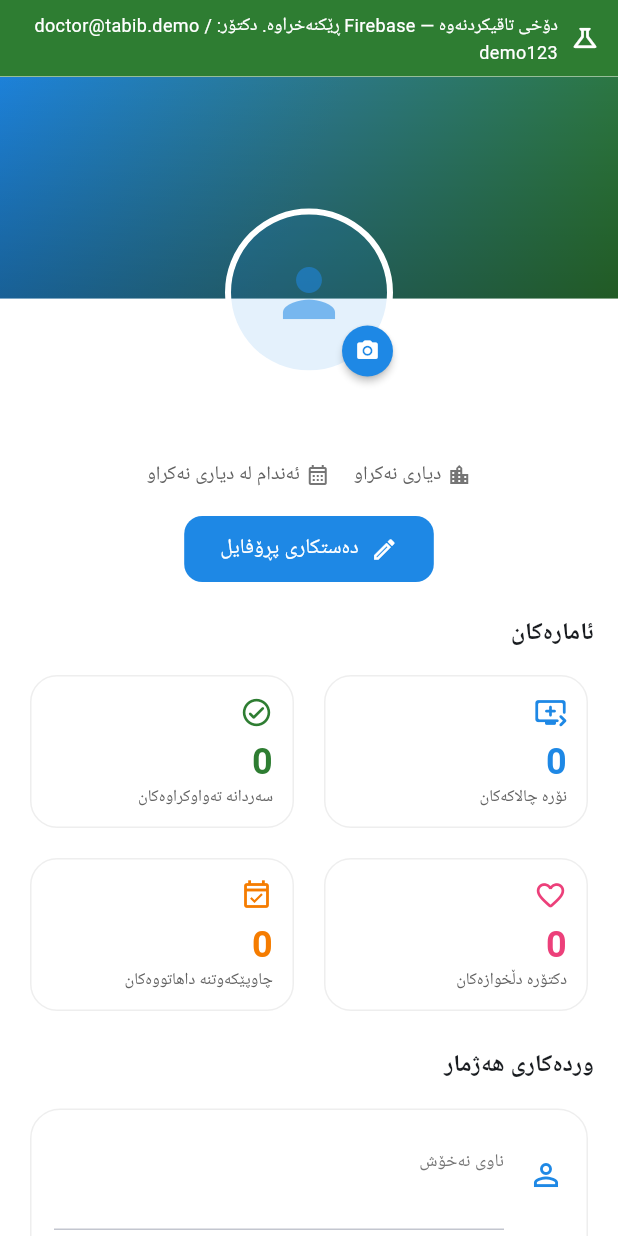
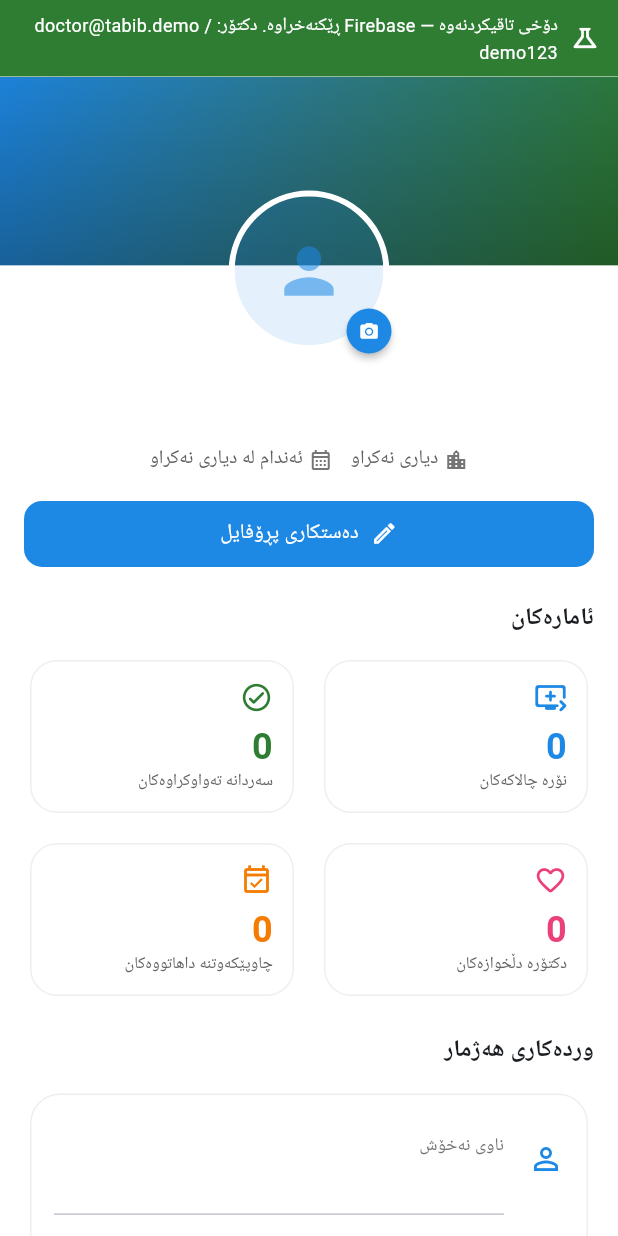
Before and after one commit to karokhnadhim-arch/tabib, a Flutter app: the PatientProfileScreen screen opened by its route, on a phone screen of 412 x 824 dp. Run offline on Flutter 3.47's test engine with Material 3 defaults, Android fonts, the phone set to English and light mode, and no system bars; our stand-ins replace cloud_firestore, file_picker, firebase_auth, firebase_core, firebase_storage, geolocator and 2 more; accounts and stored records are empty; statements that could not run were skipped.

Commit message:
Intial setup feature update

```diff
--- a/lib/presentation/screens/patient/patient_profile_screen.dart
+++ b/lib/presentation/screens/patient/patient_profile_screen.dart
@@ -290,9 +290,17 @@ class _PatientProfileScreenState extends State<PatientProfileScreen> {
         builder: (context, constraints) {
           final maxW = constraints.maxWidth.clamp(0.0, 960.0);
           return SingleChildScrollView(
+            primary: true,
             keyboardDismissBehavior: ScrollViewKeyboardDismissBehavior.onDrag,
+            child: ConstrainedBox(
+              constraints: BoxConstraints(
+                minHeight: constraints.maxHeight.isFinite
+                    ? constraints.maxHeight
+                    : 0,
+              ),
               child: Column(
                 crossAxisAlignment: CrossAxisAlignment.stretch,
+                mainAxisSize: MainAxisSize.min,
                 children: [
                   _ProfileCoverHeader(
                     photoProvider: photoProvider,
@@ -525,6 +533,7 @@ class _PatientProfileScreenState extends State<PatientProfileScreen> {
                 ),
                 ],
               ),
+            ),
           );
         },
       ),
@@ -672,41 +681,55 @@ class _ProfileCoverHeader extends StatelessWidget {
 
     return LayoutBuilder(
       builder: (context, constraints) {
-        final coverHeight = screenSizeOf(context) == ScreenSize.mobile
-            ? 148.0
-            : 176.0;
-        final avatarRadius = screenSizeOf(context) == ScreenSize.mobile
-            ? 52.0
-            : 60.0;
+        final maxWidth = constraints.maxWidth;
+        final avatarRadius =
+            (maxWidth * 0.13).clamp(44.0, screenSizeOf(context) == ScreenSize.mobile ? 54.0 : 60.0);
+        final coverHeight = (avatarRadius * 2.35).clamp(120.0, 176.0);
+        final cameraSize = (avatarRadius * 0.36).clamp(30.0, 38.0);
+        // Reserve space for avatar overlap + camera badge (no negative Stack offsets).
+        final headerBlockHeight = coverHeight + avatarRadius + cameraSize * 0.35;
         final ring = Border.all(color: theme.colorScheme.surface, width: 4);
 
         return Column(
-          children: [
-            Stack(
-              clipBehavior: Clip.none,
-              alignment: Alignment.bottomCenter,
+          mainAxisSize: MainAxisSize.min,
           children: [
             SizedBox(
+              width: double.infinity,
+              height: headerBlockHeight,
+              child: Stack(
+                clipBehavior: Clip.hardEdge,
+                alignment: Alignment.topCenter,
+                children: [
+                  Positioned(
+                    top: 0,
+                    left: 0,
+                    right: 0,
                     height: coverHeight,
-                  width: double.infinity,
                     child: _CoverBackground(photoProvider: photoProvider),
                   ),
                   Positioned(
-                  bottom: -(avatarRadius),
+                    top: coverHeight - avatarRadius,
+                    left: 0,
+                    right: 0,
+                    child: Center(
                       child: _OverlappingAvatar(
                         radius: avatarRadius,
                         ring: ring,
                         photoProvider: photoProvider,
                         uploadLabel: uploadLabel,
                         onPickPhoto: onPickPhoto,
-                  ),
-                ),
-              ],
-            ),
-            SizedBox(height: avatarRadius + 16),
+                        cameraSize: cameraSize,
+                      ),
+                    ),
+                  ),
+                ],
+              ),
+            ),
+            const SizedBox(height: 16),
             Padding(
               padding: const EdgeInsets.symmetric(horizontal: 16),
               child: Column(
+                mainAxisSize: MainAxisSize.min,
                 children: [
                   Text(
                     displayName,
@@ -721,7 +744,7 @@ class _ProfileCoverHeader extends StatelessWidget {
                   Wrap(
                     alignment: WrapAlignment.center,
                     crossAxisAlignment: WrapCrossAlignment.center,
-                    spacing: 16,
+                    spacing: 12,
                     runSpacing: 6,
                     children: [
                       _MetaChip(
@@ -729,26 +752,35 @@ class _ProfileCoverHeader extends StatelessWidget {
                         label: city?.isNotEmpty == true
                             ? city!
                             : notSpecified,
+                        maxWidth: maxWidth * 0.42,
                       ),
                       _MetaChip(
                         icon: Icons.calendar_month_outlined,
                         label: memberSince != null
                             ? '$memberSinceLabel $memberSince'
                             : '$memberSinceLabel $notSpecified',
+                        maxWidth: maxWidth * 0.52,
                       ),
                     ],
                   ),
                   const SizedBox(height: 16),
-                  FilledButton.icon(
+                  SizedBox(
+                    width: double.infinity,
+                    child: FilledButton.icon(
                       onPressed: onEdit,
                       icon: const Icon(Icons.edit_outlined, size: 18),
-                    label: Text(editLabel),
+                      label: Text(
+                        editLabel,
+                        maxLines: 1,
+                        overflow: TextOverflow.ellipsis,
+                      ),
                       style: FilledButton.styleFrom(
                         backgroundColor: AppTheme.patientColor,
                         minimumSize: const Size(0, 44),
                         padding: const EdgeInsets.symmetric(
-                        horizontal: 24,
+                          horizontal: 20,
                           vertical: 10,
+                        ),
                       ),
                     ),
                   ),
@@ -814,6 +846,7 @@ class _OverlappingAvatar extends StatelessWidget {
     required this.photoProvider,
     required this.uploadLabel,
     required this.onPickPhoto,
+    required this.cameraSize,
   });
 
   final double radius;
@@ -821,20 +854,23 @@ class _OverlappingAvatar extends StatelessWidget {
   final ImageProvider? photoProvider;
   final String uploadLabel;
   final VoidCallback onPickPhoto;
+  final double cameraSize;
 
   @override
   Widget build(BuildContext context) {
     final size = radius * 2;
-    final cameraSize = (radius * 0.38).clamp(34.0, 42.0);
+    final frameSize = size + cameraSize * 0.25;
 
     return SizedBox(
-      width: size + 8,
-      height: size + 8,
+      width: frameSize,
+      height: frameSize,
       child: Stack(
+        alignment: Alignment.center,
         clipBehavior: Clip.none,
-        alignment: Alignment.center,
         children: [
           Container(
+            width: size,
+            height: size,
             decoration: BoxDecoration(shape: BoxShape.circle, border: ring),
             child: ClipOval(
               child: SizedBox(
@@ -846,12 +882,13 @@ class _OverlappingAvatar extends StatelessWidget {
                         fit: BoxFit.cover,
                         width: size,
                         height: size,
+                        gaplessPlayback: true,
                       )
                     : ColoredBox(
                         color: AppTheme.medicalBlue.withOpacity(0.12),
                         child: Icon(
                           Icons.person,
-                          size: radius,
+                          size: radius * 0.92,
                           color: AppTheme.medicalBlue.withOpacity(0.55),
                         ),
                       ),
@@ -859,8 +896,8 @@ class _OverlappingAvatar extends StatelessWidget {
             ),
           ),
           Positioned(
-            right: 0,
-            bottom: 0,
+            right: frameSize * 0.02,
+            bottom: frameSize * 0.02,
             child: Material(
               elevation: 2,
               color: AppTheme.patientColor,
@@ -876,7 +913,7 @@ class _OverlappingAvatar extends StatelessWidget {
                   icon: Icon(
                     Icons.camera_alt_rounded,
                     color: Colors.white,
-                    size: cameraSize * 0.48,
+                    size: cameraSize * 0.46,
                   ),
                 ),
               ),
@@ -889,14 +926,21 @@ class _OverlappingAvatar extends StatelessWidget {
 }
 
 class _MetaChip extends StatelessWidget {
-  const _MetaChip({required this.icon, required this.label});
+  const _MetaChip({
+    required this.icon,
+    required this.label,
+    required this.maxWidth,
+  });
 
   final IconData icon;
   final String label;
+  final double maxWidth;
 
   @override
   Widget build(BuildContext context) {
-    return Row(
+    return ConstrainedBox(
+      constraints: BoxConstraints(maxWidth: maxWidth),
+      child: Row(
         mainAxisSize: MainAxisSize.min,
         children: [
           Icon(icon, size: 16, color: Colors.grey.shade600),
@@ -910,6 +954,7 @@ class _MetaChip extends StatelessWidget {
             ),
           ),
         ],
+      ),
     );
   }
 }
@@ -1471,7 +1516,7 @@ class _FavoriteDoctorsStrip extends StatelessWidget {
   @override
   Widget build(BuildContext context) {
     return SizedBox(
-      height: 124,
+      height: 132,
       child: ListView.separated(
         scrollDirection: Axis.horizontal,
         itemCount: doctors.length,
@@ -1485,9 +1530,10 @@ class _FavoriteDoctorsStrip extends StatelessWidget {
             doctor.id,
           );
           return SizedBox(
-            width: 112,
+            width: 108,
             child: Card(
               elevation: 0,
+              margin: EdgeInsets.zero,
               shape: RoundedRectangleBorder(
                 borderRadius: BorderRadius.circular(18),
                 side: BorderSide(color: Colors.grey.shade200),
@@ -1496,15 +1542,19 @@ class _FavoriteDoctorsStrip extends StatelessWidget {
                 onTap: () => context.push(route),
                 borderRadius: BorderRadius.circular(18),
                 child: Padding(
-                  padding: const EdgeInsets.all(12),
+                  padding: const EdgeInsets.symmetric(
+                    horizontal: 8,
+                    vertical: 10,
+                  ),
                   child: Column(
+                    mainAxisAlignment: MainAxisAlignment.center,
                     children: [
                       DoctorAvatar(
                         photoUrl: doctor.photoUrl,
                         thumbnailUrl: doctor.photoThumbnailUrl,
-                        radius: 28,
-                      ),
-                      const SizedBox(height: 8),
+                        radius: 24,
+                      ),
+                      const SizedBox(height: 6),
                       Text(
                         doctor.name.localized(context),
                         textAlign: TextAlign.center,
@@ -1513,6 +1563,7 @@ class _FavoriteDoctorsStrip extends StatelessWidget {
                         style: const TextStyle(
                           fontSize: 11,
                           fontWeight: FontWeight.w600,
+                          height: 1.15,
                         ),
                       ),
                     ],
```
Also changed, not shown: 1 other file. Lines whose indentation alone changed are shown as unchanged.
